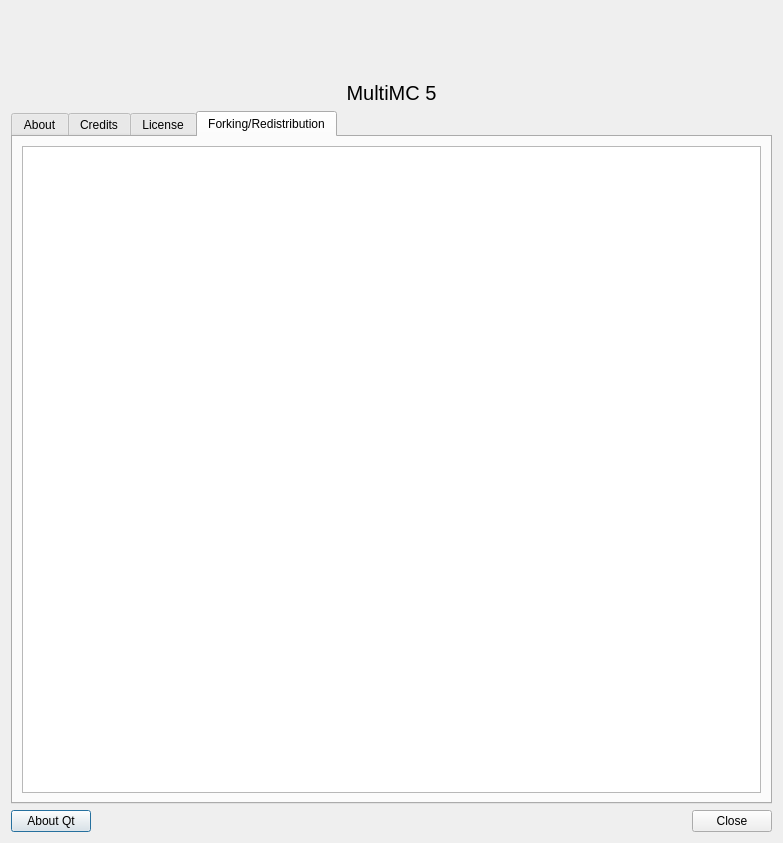
MultiMC/Launcher, file launcher/ui/dialogs/AboutDialog.ui: the form before one commit.
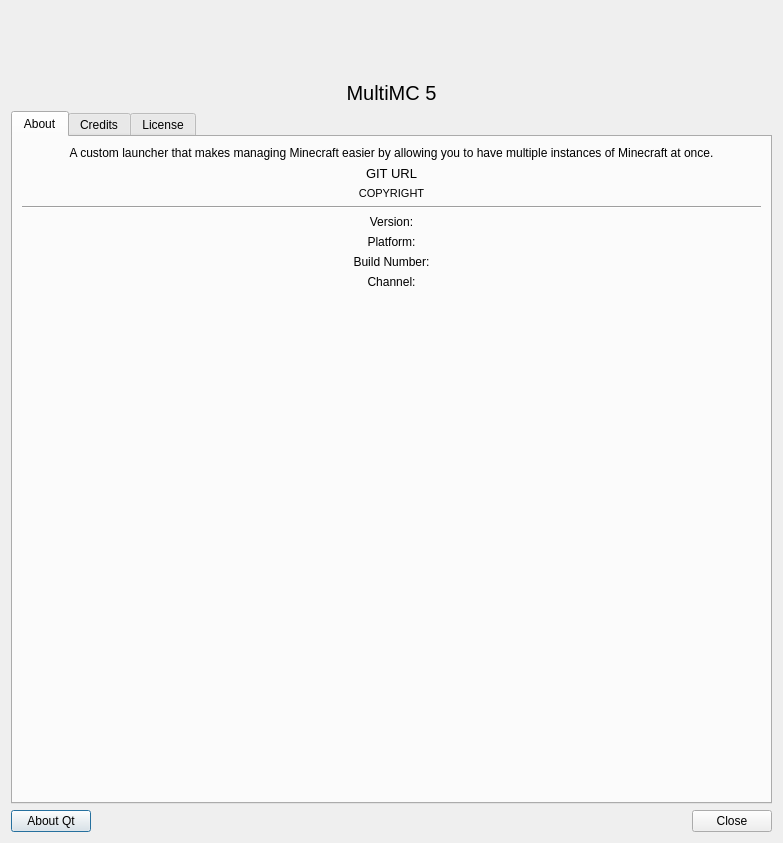
The form after the commit. The open tabs and pages were chosen to show the change.

Commit message: NOISSUE remove forking info from About dialog and fix (C) years

Diff of the .ui file:
```diff
--- a/launcher/ui/dialogs/AboutDialog.ui
+++ b/launcher/ui/dialogs/AboutDialog.ui
@@ -263,20 +263,6 @@
        </item>
       </layout>
      </widget>
-     <widget class="QWidget" name="forkingTab">
-      <attribute name="title">
-       <string>Forking/Redistribution</string>
-      </attribute>
-      <layout class="QVBoxLayout" name="verticalLayout_4">
-       <item>
-        <widget class="QTextEdit" name="redistributionText">
-         <property name="textInteractionFlags">
-          <set>Qt::LinksAccessibleByKeyboard|Qt::LinksAccessibleByMouse|Qt::TextBrowserInteraction|Qt::TextSelectableByKeyboard|Qt::TextSelectableByMouse</set>
-         </property>
-        </widget>
-       </item>
-      </layout>
-     </widget>
     </widget>
    </item>
    <item>
```
Left out of the diff: 1 changed line with no effect on the pictures. The commit also changes 2 other files.
